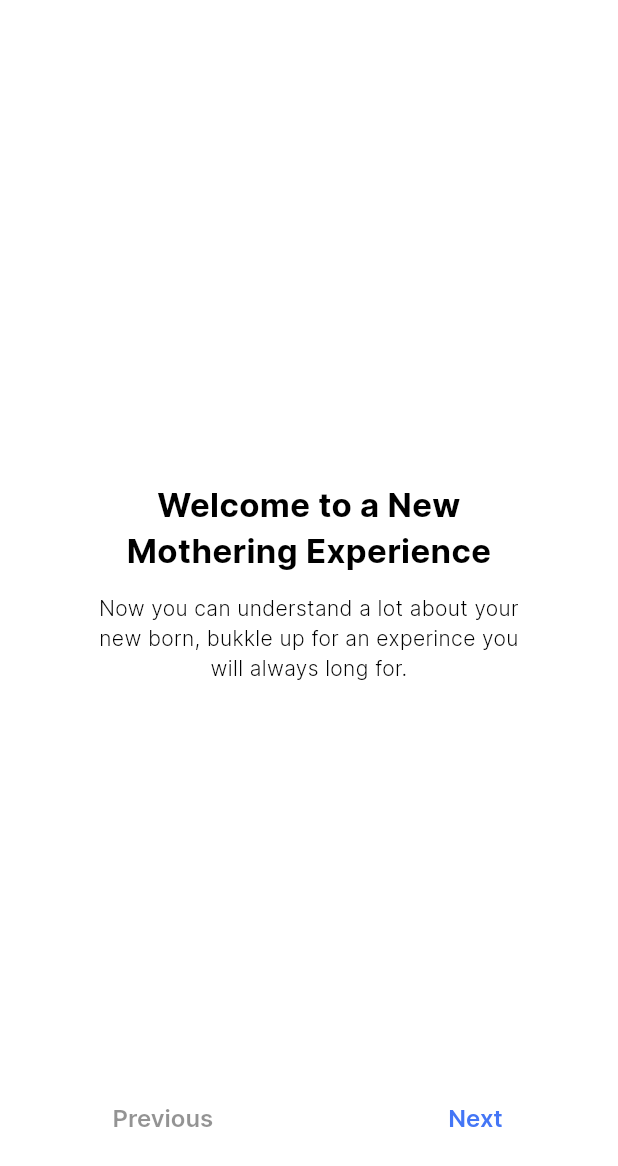
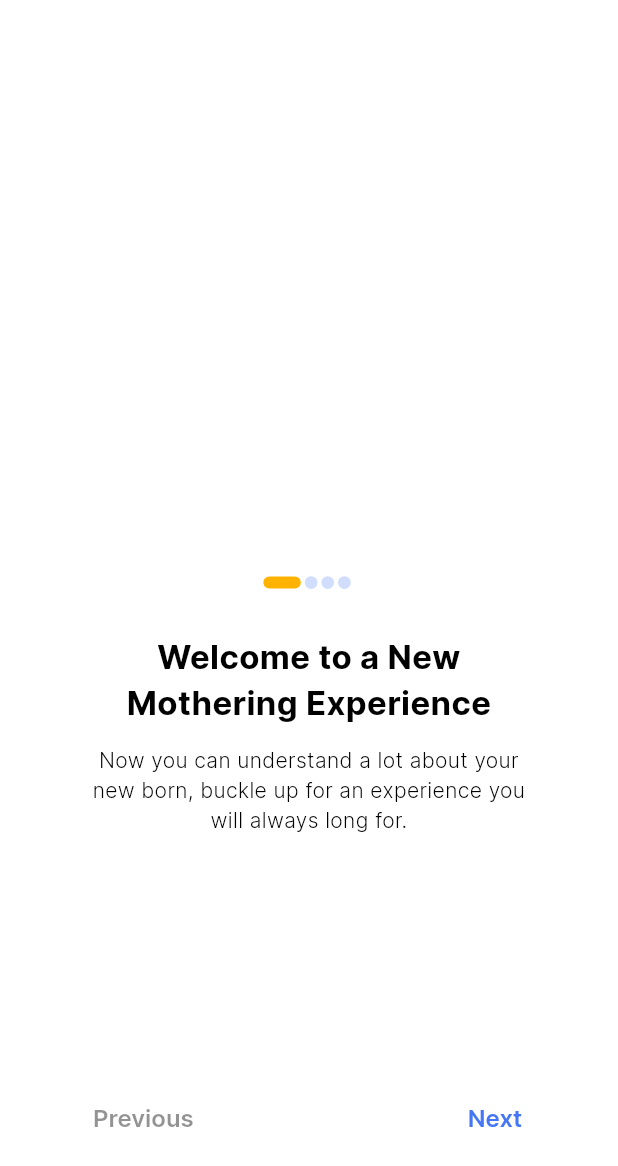
Before and after one commit to Cindy-dev/ubenwa_cynthia, a Flutter app: the screen it shows after launch, on a phone screen of 412 x 824 dp. Shown: the top 1166 px of the screen. Run offline on Flutter 3.47's test engine with Material 2 defaults, Android fonts, the phone set to English and light mode, and no system bars.

Commit message:
dot indicator implementation

```diff
--- a/lib/presentation/screens/onboarding_screen.dart
+++ b/lib/presentation/screens/onboarding_screen.dart
@@ -1,17 +1,77 @@
 import 'package:flutter/material.dart';
 import 'package:ubenwa_cynthia/presentation/widgets/onboarding_widget.dart';
 
-class OnboardingScreen extends StatelessWidget {
+class OnboardingScreen extends StatefulWidget {
   const OnboardingScreen({Key? key}) : super(key: key);
 
   @override
+  State<OnboardingScreen> createState() => _OnboardingScreenState();
+}
+
+class _OnboardingScreenState extends State<OnboardingScreen> {
+  late PageController _pageController;
+  int _currentPosition = 0;
+
+  @override
+  void initState() {
+    super.initState();
+    _pageController = PageController(
+      initialPage: 0,
+    );
+  }
+
+  @override
+  void dispose() {
+    _pageController.dispose();
+    super.dispose();
+  }
+
+  @override
   Widget build(BuildContext context) {
-    return const Scaffold(
-      body: OnboardingWidget(
-        title: "Welcome to a New\nMothering Experience",
-        subtitle:
-            "Now you can understand a lot about your new born, bukkle up for an experince you will always long for.",
+    return Scaffold(
+      body: PageView(
+        controller: _pageController,
+        onPageChanged: _updatePosition,
+        children:  [
+          OnboardingWidget(
+            currentPosition: _currentPosition,
+            title: "Welcome to a New\nMothering Experience",
+            subtitle:
+                "Now you can understand a lot about your new born, buckle up for an experience you will always long for.",
+          ),
+          OnboardingWidget(
+            currentPosition: _currentPosition,
+            title: "A Cry with Meaning",
+            subtitle:
+                "Now with great feedbacks, you can understand a lot about your new born cry patter and prepare for common cry peak period",
+          ),
+          OnboardingWidget(
+            currentPosition: _currentPosition,
+            title: "Analytical Insight",
+            subtitle:
+                "Be your baby’s doctor by viewing great insight and analysis;"
+                "you get to see how your baby cry activity varies in terms of "
+                "duration and frequency to help you make good decisions",
+          ),
+          OnboardingWidget(
+            currentPosition: _currentPosition,
+            title: "Happy Mom \nHappy Home",
+            subtitle: "Reduce you baby crying time whilst getting "
+                "your schedule back together by planning for time "
+                "of cry activity and time of quite.",
+          ),
+        ],
       ),
     );
   }
+
+  int _validPosition(int position) {
+    if (position >= 4) return 0;
+    if (position < 0) return 4 - 1;
+    return position;
+  }
+
+  void _updatePosition(int position) {
+    setState(() => _currentPosition = _validPosition(position));
+  }
 }
--- /dev/null
+++ b/lib/presentation/widgets/onboarding_dot_indicator.dart
@@ -0,0 +1,38 @@
+import 'package:flutter/material.dart';
+import 'package:ubenwa_cynthia/utils/app_extension.dart';
+
+class OnboardingDotIndicator extends StatelessWidget {
+  final int currentPosition;
+  const OnboardingDotIndicator({Key? key, required this.currentPosition})
+      : super(key: key);
+
+  @override
+  Widget build(BuildContext context) {
+    return Row(
+      mainAxisAlignment: MainAxisAlignment.center,
+      children: List.generate(
+        4,
+        (index) => Padding(
+          padding: const EdgeInsets.only(right: 2.6),
+          child: currentPosition == index
+              ? Container(
+                  width: 25,
+                  height: 8,
+                  decoration: BoxDecoration(
+                    borderRadius: BorderRadius.circular(6),
+                    color: context.themeData.colorScheme.secondary,
+                  ),
+                )
+              : Container(
+                  width: 8.5,
+                  height: 10,
+                  decoration: BoxDecoration(
+                    shape: BoxShape.circle,
+                    color: context.primaryColor.withOpacity(0.25),
+                  ),
+                ),
+        ),
+      ),
+    );
+  }
+}
--- a/lib/presentation/widgets/onboarding_widget.dart
+++ b/lib/presentation/widgets/onboarding_widget.dart
@@ -1,22 +1,30 @@
 import 'package:flutter/material.dart';
+import 'package:ubenwa_cynthia/presentation/widgets/onboarding_dot_indicator.dart';
 import 'package:ubenwa_cynthia/utils/app_extension.dart';
 import 'package:ubenwa_cynthia/utils/theme/theme.dart';
 
 class OnboardingWidget extends StatelessWidget {
   final String title;
   final String subtitle;
+  final int currentPosition;
   const OnboardingWidget(
-      {Key? key, required this.title, required this.subtitle})
+      {Key? key,
+      required this.title,
+      required this.subtitle,
+      required this.currentPosition})
       : super(key: key);
 
   @override
   Widget build(BuildContext context) {
     return Padding(
-      padding: const EdgeInsets.symmetric(horizontal: 63, vertical: 55),
+      padding: const EdgeInsets.symmetric(horizontal: 50, vertical: 55),
       child: Column(
+        crossAxisAlignment: CrossAxisAlignment.center,
         mainAxisAlignment: MainAxisAlignment.center,
         children: [
-          const Spacer(),
+          const Spacer(flex: 2,),
+          OnboardingDotIndicator(currentPosition: currentPosition),
+          SizedBox(height: context.deviceHeight() / 29),
           Text(
             title,
             textAlign: TextAlign.center,
```
